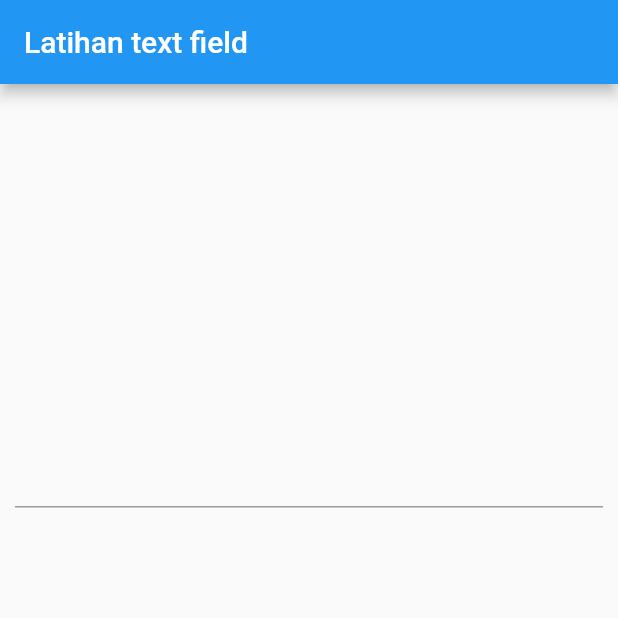
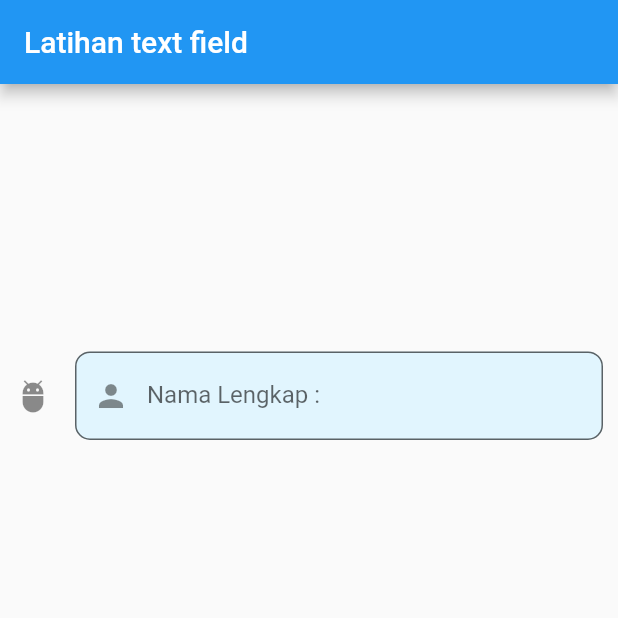
Before and after one commit to nobshh/16-flutter_text_field, a Flutter app: the screen it shows after launch, on a phone screen of 412 x 824 dp, the top half of it. Run offline on Flutter 3.47's test engine with Material 2 defaults, Android fonts, the phone set to English and light mode, and no system bars.

Commit message:
text field decoration

```diff
--- a/lib/main.dart
+++ b/lib/main.dart
@@ -24,8 +24,18 @@ class _MyAppState extends State<MyApp> {
             mainAxisAlignment: MainAxisAlignment.spaceAround,
             children: [
               TextField(
+                decoration: InputDecoration(
+                    fillColor: Colors.lightBlue[50],
+                    filled: true,
+                    icon: Icon(Icons.adb),
+                    prefixIcon: Icon(Icons.person),
+                    prefixText: "Name :",
+                    prefixStyle: TextStyle(color: Colors.blue),
+                    labelText: "Nama Lengkap :",
+                    hintText: "Masukan Nama Lengkap Anda",
+                    border: OutlineInputBorder(
+                        borderRadius: BorderRadius.circular(10))),
                 obscureText: false,
-                maxLines: 5,
                 onChanged: (value) {
                   setState(() {});
                 },
```
